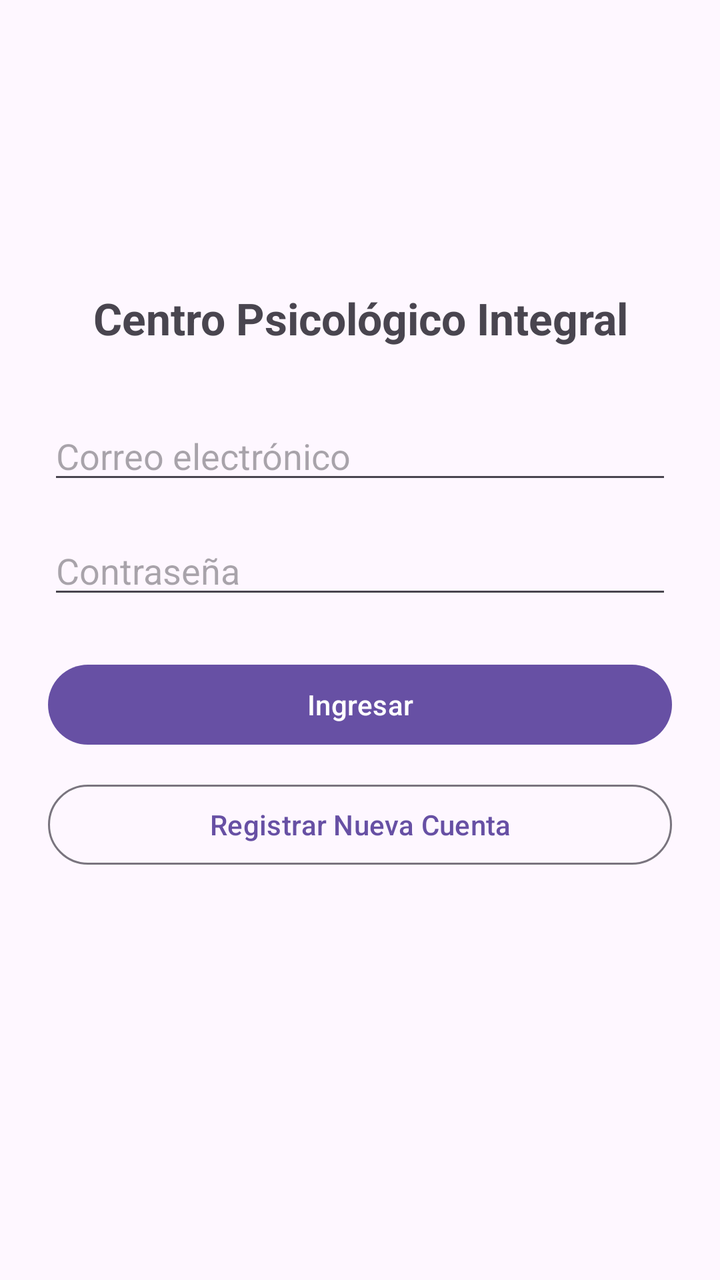
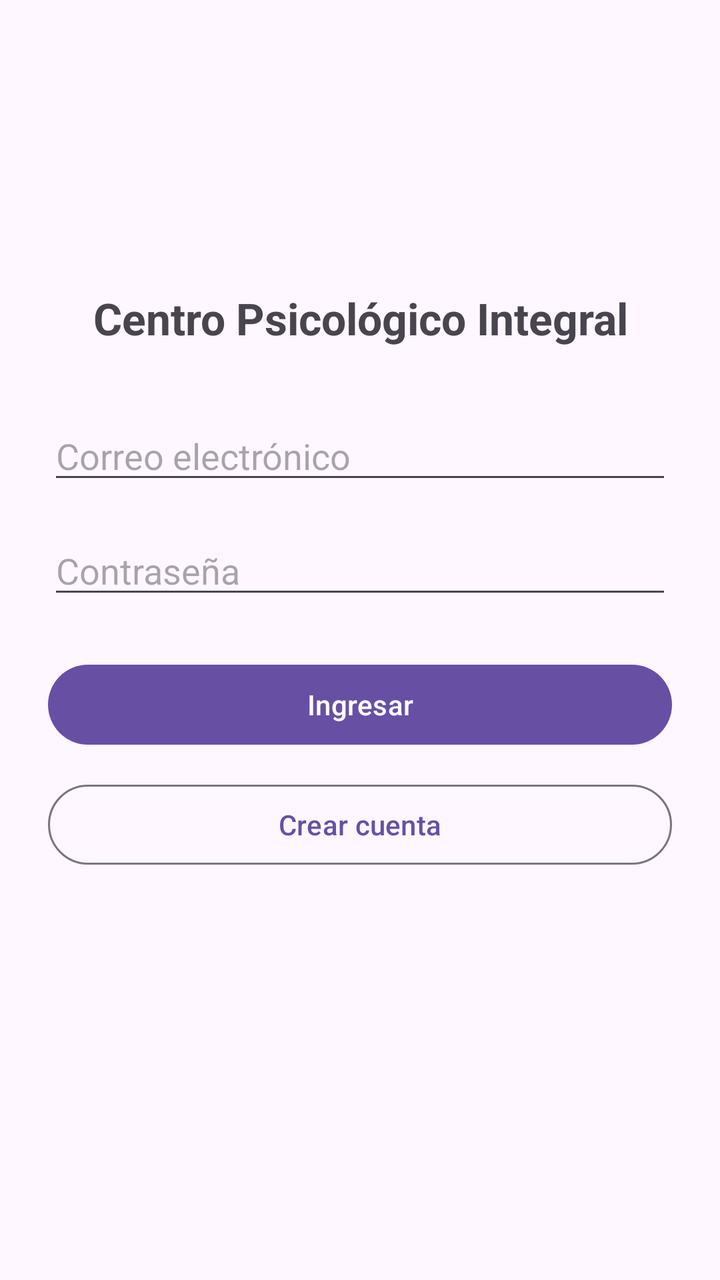

Two renders of the same Android screen: before a commit and after it. Below are the layout's source before the change and the commit's diff.
<!-- AndroidManifest.xml: application theme Theme.CentroPsicologicoAndroid -->
<!-- res/layout/activity_login.xml -->
<?xml version="1.0" encoding="utf-8"?>
<LinearLayout xmlns:android="http://schemas.android.com/apk/res/android"
    android:layout_width="match_parent"
    android:layout_height="match_parent"
    android:orientation="vertical"
    android:gravity="center"
    android:padding="24dp">

    <TextView
        android:layout_width="wrap_content"
        android:layout_height="wrap_content"
        android:text="Centro Psicológico Integral"
        android:textSize="22sp"
        android:textStyle="bold"
        android:layout_marginBottom="32dp"
        android:gravity="center" />

    <EditText
        android:id="@+id/etEmail"
        android:layout_width="match_parent"
        android:layout_height="wrap_content"
        android:hint="Correo electrónico"
        android:inputType="textEmailAddress"
        android:layout_marginBottom="16dp" />

    <EditText
        android:id="@+id/etPassword"
        android:layout_width="match_parent"
        android:layout_height="wrap_content"
        android:hint="Contraseña"
        android:inputType="textPassword"
        android:layout_marginBottom="24dp" />

    <Button
        android:id="@+id/btnIngresar"
        android:layout_width="match_parent"
        android:layout_height="wrap_content"
        android:text="Ingresar"
        android:layout_marginBottom="12dp" />

    <Button
        android:id="@+id/btnRegistrar"
        style="?attr/materialButtonOutlinedStyle"
        android:layout_width="match_parent"
        android:layout_height="wrap_content"
        android:text="Registrar Nueva Cuenta"
        android:layout_marginBottom="24dp" />

    <ProgressBar
        android:id="@+id/progressBar"
        android:layout_width="wrap_content"
        android:layout_height="wrap_content"
        android:visibility="gone" />

    <TextView
        android:id="@+id/tvEstado"
        android:layout_width="match_parent"
        android:layout_height="wrap_content"
        android:textColor="@android:color/holo_red_dark"
        android:gravity="center"
        android:layout_marginTop="16dp" />

</LinearLayout>
<!-- resources referenced by this layout -->
<resources>
  <style name="Theme.CentroPsicologicoAndroid" parent="Base.Theme.CentroPsicologicoAndroid" />
  <style name="Base.Theme.CentroPsicologicoAndroid" parent="Theme.Material3.DayNight.NoActionBar">
          
          
      </style>
</resources>

<!-- the commit's change to res/layout/activity_login.xml (unified diff, before → after) -->
@@ -1,63 +1,71 @@
 <?xml version="1.0" encoding="utf-8"?>
-<LinearLayout xmlns:android="http://schemas.android.com/apk/res/android"
+<ScrollView xmlns:android="http://schemas.android.com/apk/res/android"
+    android:id="@+id/raiz"
     android:layout_width="match_parent"
     android:layout_height="match_parent"
-    android:orientation="vertical"
-    android:gravity="center"
-    android:padding="24dp">
+    android:fillViewport="true">
 
-    <TextView
-        android:layout_width="wrap_content"
-        android:layout_height="wrap_content"
-        android:text="Centro Psicológico Integral"
-        android:textSize="22sp"
-        android:textStyle="bold"
-        android:layout_marginBottom="32dp"
-        android:gravity="center" />
+    <LinearLayout
+        android:layout_width="match_parent"
+        android:layout_height="match_parent"
+        android:gravity="center"
+        android:orientation="vertical"
+        android:padding="24dp">
 
-    <EditText
-        android:id="@+id/etEmail"
-        android:layout_width="match_parent"
-        android:layout_height="wrap_content"
-        android:hint="Correo electrónico"
-        android:inputType="textEmailAddress"
-        android:layout_marginBottom="16dp" />
+        <TextView
+            android:layout_width="wrap_content"
+            android:layout_height="wrap_content"
+            android:layout_marginBottom="32dp"
+            android:gravity="center"
+            android:text="@string/app_name"
+            android:textSize="22sp"
+            android:textStyle="bold" />
 
-    <EditText
-        android:id="@+id/etPassword"
-        android:layout_width="match_parent"
-        android:layout_height="wrap_content"
-        android:hint="Contraseña"
-        android:inputType="textPassword"
-        android:layout_marginBottom="24dp" />
+        <EditText
+            android:id="@+id/etEmail"
+            android:layout_width="match_parent"
+            android:layout_height="wrap_content"
+            android:layout_marginBottom="16dp"
+            android:autofillHints="emailAddress"
+            android:hint="@string/hint_email"
+            android:inputType="textEmailAddress" />
 
-    <Button
-        android:id="@+id/btnIngresar"
-        android:layout_width="match_parent"
-        android:layout_height="wrap_content"
-        android:text="Ingresar"
-        android:layout_marginBottom="12dp" />
+        <EditText
+            android:id="@+id/etPassword"
+            android:layout_width="match_parent"
+            android:layout_height="wrap_content"
+            android:layout_marginBottom="24dp"
+            android:autofillHints="password"
+            android:hint="@string/hint_clave"
+            android:inputType="textPassword" />
 
-    <Button
-        android:id="@+id/btnRegistrar"
-        style="?attr/materialButtonOutlinedStyle"
-        android:layout_width="match_parent"
-        android:layout_height="wrap_content"
-        android:text="Registrar Nueva Cuenta"
-        android:layout_marginBottom="24dp" />
+        <Button
+            android:id="@+id/btnIngresar"
+            android:layout_width="match_parent"
+            android:layout_height="wrap_content"
+            android:layout_marginBottom="12dp"
+            android:text="@string/btn_ingresar" />
 
-    <ProgressBar
-        android:id="@+id/progressBar"
-        android:layout_width="wrap_content"
-        android:layout_height="wrap_content"
-        android:visibility="gone" />
+        <Button
+            android:id="@+id/btnRegistrar"
+            style="?attr/materialButtonOutlinedStyle"
+            android:layout_width="match_parent"
+            android:layout_height="wrap_content"
+            android:layout_marginBottom="24dp"
+            android:text="@string/btn_registrarme" />
 
-    <TextView
-        android:id="@+id/tvEstado"
-        android:layout_width="match_parent"
-        android:layout_height="wrap_content"
-        android:textColor="@android:color/holo_red_dark"
-        android:gravity="center"
-        android:layout_marginTop="16dp" />
+        <ProgressBar
+            android:id="@+id/progressBar"
+            android:layout_width="wrap_content"
+            android:layout_height="wrap_content"
+            android:visibility="gone" />
 
-</LinearLayout>
+        <TextView
+            android:id="@+id/tvEstado"
+            android:layout_width="match_parent"
+            android:layout_height="wrap_content"
+            android:layout_marginTop="16dp"
+            android:gravity="center"
+            android:textColor="?attr/colorError" />
+    </LinearLayout>
+</ScrollView>
<!-- resource entries referenced after the edit -->
@@ -1,5 +1,10 @@
 <!-- resources referenced by this layout -->
 <resources>
+  <string name="app_name">Centro Psicológico Integral</string>
+  <string name="btn_ingresar">Ingresar</string>
+  <string name="btn_registrarme">Crear cuenta</string>
+  <string name="hint_clave">Contraseña</string>
+  <string name="hint_email">Correo electrónico</string>
   <style name="Theme.CentroPsicologicoAndroid" parent="Base.Theme.CentroPsicologicoAndroid" />
   <style name="Base.Theme.CentroPsicologicoAndroid" parent="Theme.Material3.DayNight.NoActionBar">
           
